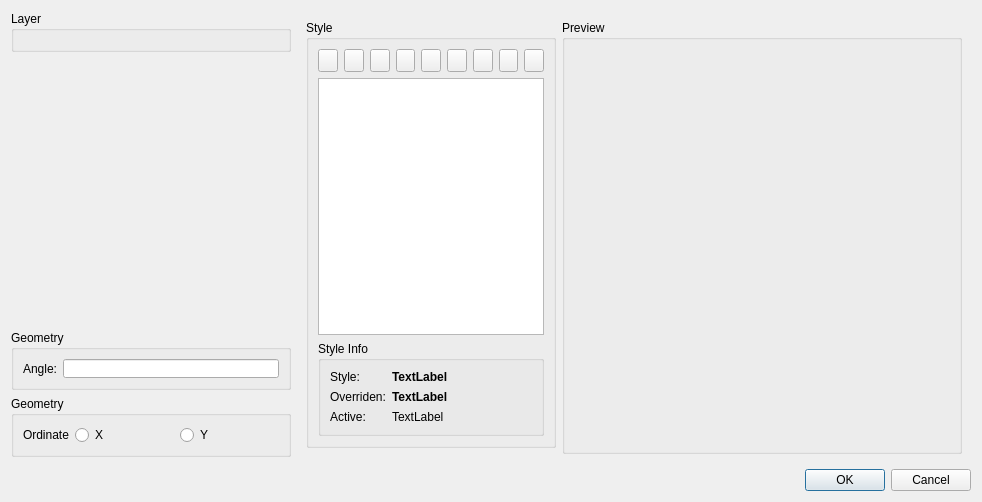
LibreCAD/LibreCAD, file librecad/src/ui/dialogs/entity/lc_dlgdimension.ui: the form before one commit.
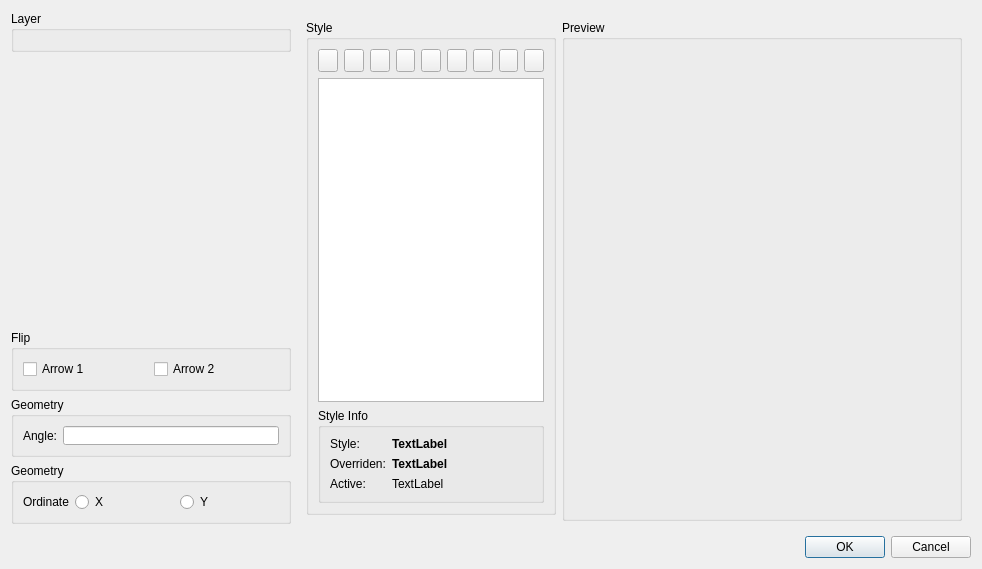
The form after the commit. Icons and pictures are not drawn. Custom widgets are drawn as their Qt base class.

Commit message: support dimension arrows flip

The edit to the form file:
```diff
--- a/librecad/src/ui/dialogs/entity/lc_dlgdimension.ui
+++ b/librecad/src/ui/dialogs/entity/lc_dlgdimension.ui
@@ -14,7 +14,161 @@
    <string>Dimension</string>
   </property>
   <layout class="QGridLayout" name="gridLayout">
-   <item row="10" column="0" colspan="5">
+   <item row="1" column="0" colspan="4">
+    <widget class="QG_WidgetPen" name="wPenEditor" native="true">
+     <property name="minimumSize">
+      <size>
+       <width>100</width>
+       <height>120</height>
+      </size>
+     </property>
+     <property name="maximumSize">
+      <size>
+       <width>280</width>
+       <height>130</height>
+      </size>
+     </property>
+    </widget>
+   </item>
+   <item row="5" column="0" colspan="4">
+    <widget class="QGroupBox" name="bgOrdinateGeometry">
+     <property name="maximumSize">
+      <size>
+       <width>280</width>
+       <height>16777215</height>
+      </size>
+     </property>
+     <property name="title">
+      <string>Geometry</string>
+     </property>
+     <layout class="QHBoxLayout" name="_5">
+      <item>
+       <widget class="QLabel" name="lAngle">
+        <property name="sizePolicy">
+         <sizepolicy hsizetype="Fixed" vsizetype="Fixed">
+          <horstretch>0</horstretch>
+          <verstretch>0</verstretch>
+         </sizepolicy>
+        </property>
+        <property name="minimumSize">
+         <size>
+          <width>0</width>
+          <height>19</height>
+         </size>
+        </property>
+        <property name="frameShape">
+         <enum>QFrame::NoFrame</enum>
+        </property>
+        <property name="frameShadow">
+         <enum>QFrame::Plain</enum>
+        </property>
+        <property name="text">
+         <string>Ordinate</string>
+        </property>
+        <property name="wordWrap">
+         <bool>false</bool>
+        </property>
+       </widget>
+      </item>
+      <item>
+       <widget class="QRadioButton" name="rbOrdinateX">
+        <property name="text">
+         <string>X</string>
+        </property>
+       </widget>
+      </item>
+      <item>
+       <widget class="QRadioButton" name="rbOrdinateY">
+        <property name="text">
+         <string>Y</string>
+        </property>
+       </widget>
+      </item>
+     </layout>
+    </widget>
+   </item>
+   <item row="4" column="0" colspan="4">
+    <widget class="QGroupBox" name="bgLinearGeometry">
+     <property name="maximumSize">
+      <size>
+       <width>280</width>
+       <height>16777215</height>
+      </size>
+     </property>
+     <property name="title">
+      <string>Geometry</string>
+     </property>
+     <layout class="QHBoxLayout">
+      <item>
+       <widget class="QLabel" name="lAngle_2">
+        <property name="sizePolicy">
+         <sizepolicy hsizetype="Fixed" vsizetype="Fixed">
+          <horstretch>0</horstretch>
+          <verstretch>0</verstretch>
+         </sizepolicy>
+        </property>
+        <property name="minimumSize">
+         <size>
+          <width>0</width>
+          <height>19</height>
+         </size>
+        </property>
+        <property name="frameShape">
+         <enum>QFrame::NoFrame</enum>
+        </property>
+        <property name="frameShadow">
+         <enum>QFrame::Plain</enum>
+        </property>
+        <property name="text">
+         <string>Angle:</string>
+        </property>
+        <property name="wordWrap">
+         <bool>false</bool>
+        </property>
+       </widget>
+      </item>
+      <item>
+       <widget class="QLineEdit" name="leAngle">
+        <property name="sizePolicy">
+         <sizepolicy hsizetype="Preferred" vsizetype="Fixed">
+          <horstretch>0</horstretch>
+          <verstretch>0</verstretch>
+         </sizepolicy>
+        </property>
+        <property name="minimumSize">
+         <size>
+          <width>0</width>
+          <height>19</height>
+         </size>
+        </property>
+        <property name="toolTip">
+         <string>Rotation angle of dimension</string>
+        </property>
+        <property name="text">
+         <string/>
+        </property>
+       </widget>
+      </item>
+     </layout>
+    </widget>
+   </item>
+   <item row="2" column="0" colspan="4">
+    <widget class="QG_DimensionLabelEditor" name="wLabel" native="true">
+     <property name="minimumSize">
+      <size>
+       <width>0</width>
+       <height>140</height>
+      </size>
+     </property>
+     <property name="maximumSize">
+      <size>
+       <width>280</width>
+       <height>16777215</height>
+      </size>
+     </property>
+    </widget>
+   </item>
+   <item row="11" column="0" colspan="5">
     <widget class="QDialogButtonBox" name="buttonBox">
      <property name="orientation">
       <enum>Qt::Horizontal</enum>
@@ -24,6 +178,19 @@
      </property>
     </widget>
    </item>
+   <item row="6" column="0">
+    <spacer name="verticalSpacer">
+     <property name="orientation">
+      <enum>Qt::Vertical</enum>
+     </property>
+     <property name="sizeHint" stdset="0">
+      <size>
+       <width>19</width>
+       <height>0</height>
+      </size>
+     </property>
+    </spacer>
+   </item>
    <item row="0" column="0" colspan="4">
     <widget class="QGroupBox" name="groupBox">
      <property name="minimumSize">
@@ -48,7 +215,7 @@
      </layout>
     </widget>
    </item>
-   <item row="0" column="4" rowspan="6">
+   <item row="0" column="4" rowspan="7">
     <widget class="QWidget" name="widget" native="true">
      <layout class="QGridLayout" name="gridLayout_5" rowstretch="1,0,0">
       <item row="0" column="0" rowspan="2">
@@ -326,173 +493,35 @@
      </layout>
     </widget>
    </item>
-   <item row="1" column="0" colspan="4">
-    <widget class="QG_WidgetPen" name="wPenEditor" native="true">
-     <property name="minimumSize">
-      <size>
-       <width>100</width>
-       <height>120</height>
-      </size>
-     </property>
-     <property name="maximumSize">
-      <size>
-       <width>280</width>
-       <height>130</height>
-      </size>
-     </property>
-    </widget>
-   </item>
-   <item row="5" column="0">
-    <spacer name="verticalSpacer">
-     <property name="orientation">
-      <enum>Qt::Vertical</enum>
-     </property>
-     <property name="sizeHint" stdset="0">
-      <size>
-       <width>19</width>
-       <height>0</height>
-      </size>
-     </property>
-    </spacer>
-   </item>
    <item row="3" column="0" colspan="4">
-    <widget class="QGroupBox" name="bgLinearGeometry">
-     <property name="maximumSize">
-      <size>
-       <width>280</width>
-       <height>16777215</height>
-      </size>
-     </property>
+    <widget class="QGroupBox" name="gbFlipArrows">
      <property name="title">
-      <string>Geometry</string>
+      <string>Flip</string>
      </property>
-     <layout class="QHBoxLayout">
-      <item>
-       <widget class="QLabel" name="lAngle_2">
-        <property name="sizePolicy">
-         <sizepolicy hsizetype="Fixed" vsizetype="Fixed">
-          <horstretch>0</horstretch>
-          <verstretch>0</verstretch>
-         </sizepolicy>
+     <layout class="QGridLayout" name="gridLayout_4">
+      <item row="0" column="0">
+       <widget class="QCheckBox" name="cbFlipArrow1">
+        <property name="toolTip">
+         <string>If set, first arrow will be flipped</string>
         </property>
-        <property name="minimumSize">
-         <size>
-          <width>0</width>
-          <height>19</height>
-         </size>
-        </property>
-        <property name="frameShape">
-         <enum>QFrame::NoFrame</enum>
-        </property>
-        <property name="frameShadow">
-         <enum>QFrame::Plain</enum>
-        </property>
         <property name="text">
-         <string>Angle:</string>
+         <string>Arrow 1</string>
         </property>
-        <property name="wordWrap">
-         <bool>false</bool>
-        </property>
        </widget>
       </item>
-      <item>
-       <widget class="QLineEdit" name="leAngle">
-        <property name="sizePolicy">
-         <sizepolicy hsizetype="Preferred" vsizetype="Fixed">
-          <horstretch>0</horstretch>
-          <verstretch>0</verstretch>
-         </sizepolicy>
-        </property>
-        <property name="minimumSize">
-         <size>
-          <width>0</width>
-          <height>19</height>
-         </size>
-        </property>
+      <item row="0" column="1">
+       <widget class="QCheckBox" name="cbFlipArrow2">
         <property name="toolTip">
          <string>Rotation angle of dimension</string>
         </property>
         <property name="text">
-         <string/>
+         <string>Arrow 2</string>
         </property>
        </widget>
       </item>
      </layout>
     </widget>
    </item>
-   <item row="4" column="0" colspan="4">
-    <widget class="QGroupBox" name="bgOrdinateGeometry">
-     <property name="maximumSize">
-      <size>
-       <width>280</width>
-       <height>16777215</height>
-      </size>
-     </property>
-     <property name="title">
-      <string>Geometry</string>
-     </property>
-     <layout class="QHBoxLayout" name="_5">
-      <item>
-       <widget class="QLabel" name="lAngle">
-        <property name="sizePolicy">
-         <sizepolicy hsizetype="Fixed" vsizetype="Fixed">
-          <horstretch>0</horstretch>
-          <verstretch>0</verstretch>
-         </sizepolicy>
-        </property>
-        <property name="minimumSize">
-         <size>
-          <width>0</width>
-          <height>19</height>
-         </size>
-        </property>
-        <property name="frameShape">
-         <enum>QFrame::NoFrame</enum>
-        </property>
-        <property name="frameShadow">
-         <enum>QFrame::Plain</enum>
-        </property>
-        <property name="text">
-         <string>Ordinate</string>
-        </property>
-        <property name="wordWrap">
-         <bool>false</bool>
-        </property>
-       </widget>
-      </item>
-      <item>
-       <widget class="QRadioButton" name="rbOrdinateX">
-        <property name="text">
-         <string>X</string>
-        </property>
-       </widget>
-      </item>
-      <item>
-       <widget class="QRadioButton" name="rbOrdinateY">
-        <property name="text">
-         <string>Y</string>
-        </property>
-       </widget>
-      </item>
-     </layout>
-    </widget>
-   </item>
-   <item row="2" column="0" colspan="4">
-    <widget class="QG_DimensionLabelEditor" name="wLabel" native="true">
-     <property name="minimumSize">
-      <size>
-       <width>0</width>
-       <height>140</height>
-      </size>
-     </property>
-     <property name="maximumSize">
-      <size>
-       <width>280</width>
-       <height>16777215</height>
-      </size>
-     </property>
-    </widget>
-   </item>
   </layout>
  </widget>
  <customwidgets>
```
Left out of the diff: 2 changed lines with no effect on the pictures. The commit also changes 17 other files.
